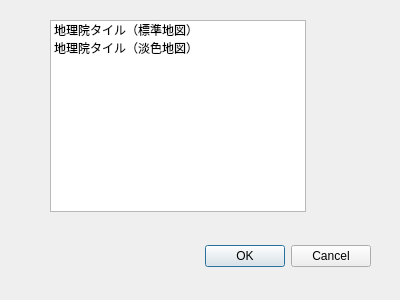
This is nice_tile/nice_tile_dialog_base.ui in yutannihilation/dpz-index-qgis-plugin as Qt 5 draws it before an edit. The edited form follows.
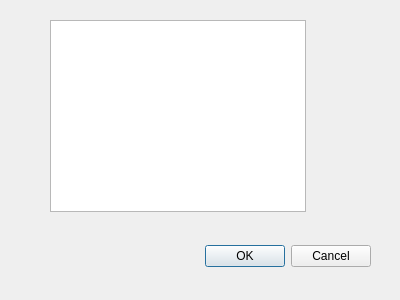
This is the edited form.

Commit message: Implement cloning a layer

Patch:
```diff
--- a/nice_tile/nice_tile_dialog_base.ui
+++ b/nice_tile/nice_tile_dialog_base.ui
@@ -38,16 +38,6 @@
      <height>192</height>
     </rect>
    </property>
-   <item>
-    <property name="text">
-     <string comment="color">地理院タイル（標準地図）</string>
-    </property>
-   </item>
-   <item>
-    <property name="text">
-     <string comment="pale">地理院タイル（淡色地図）</string>
-    </property>
-   </item>
   </widget>
  </widget>
  <resources/>
```
Left out of the diff: 2 changed lines with no effect on the pictures. The commit also changes 1 other file.
